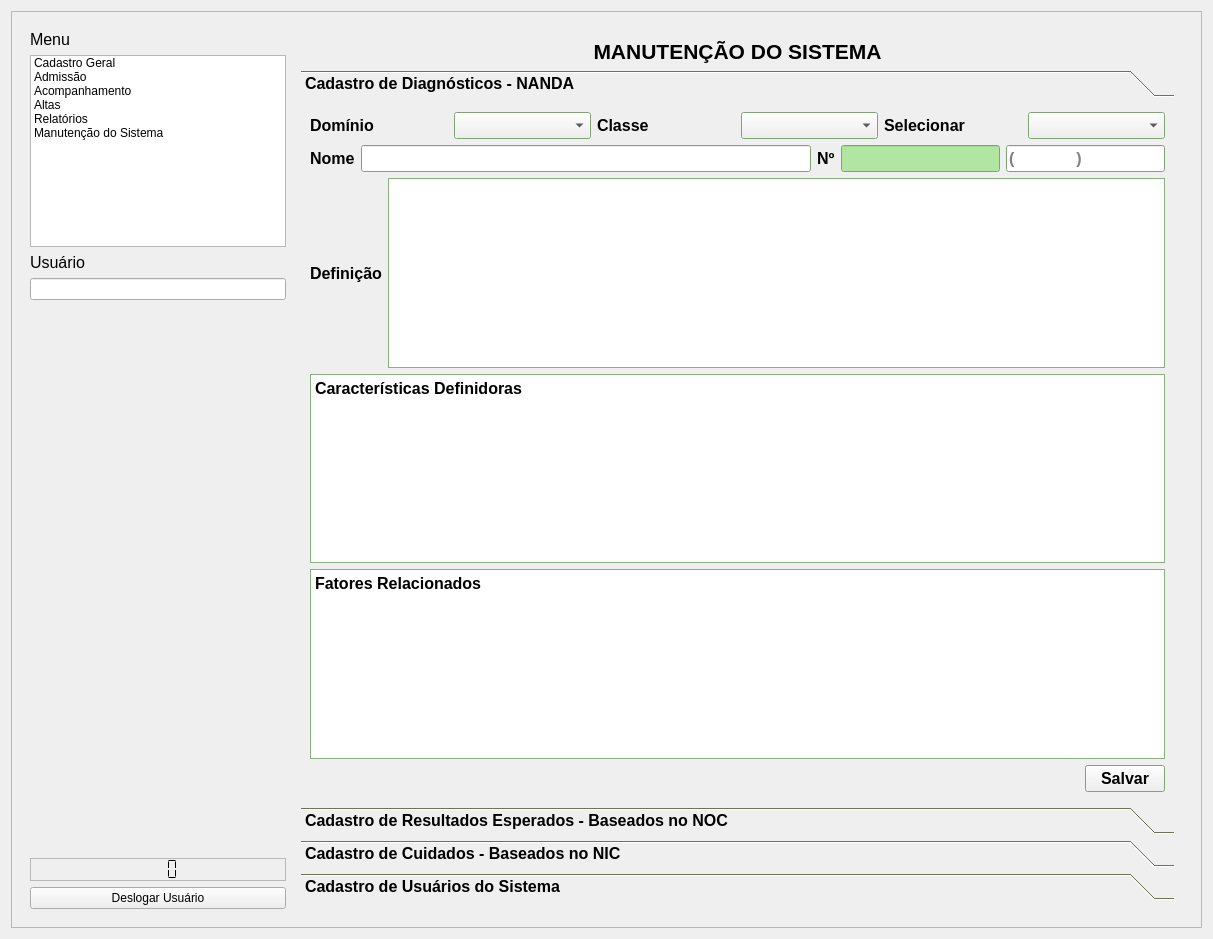
Before: the Qt Designer form GUI/PrincipalForm.ui in LCapanelli/RP3, drawn with Qt 5.
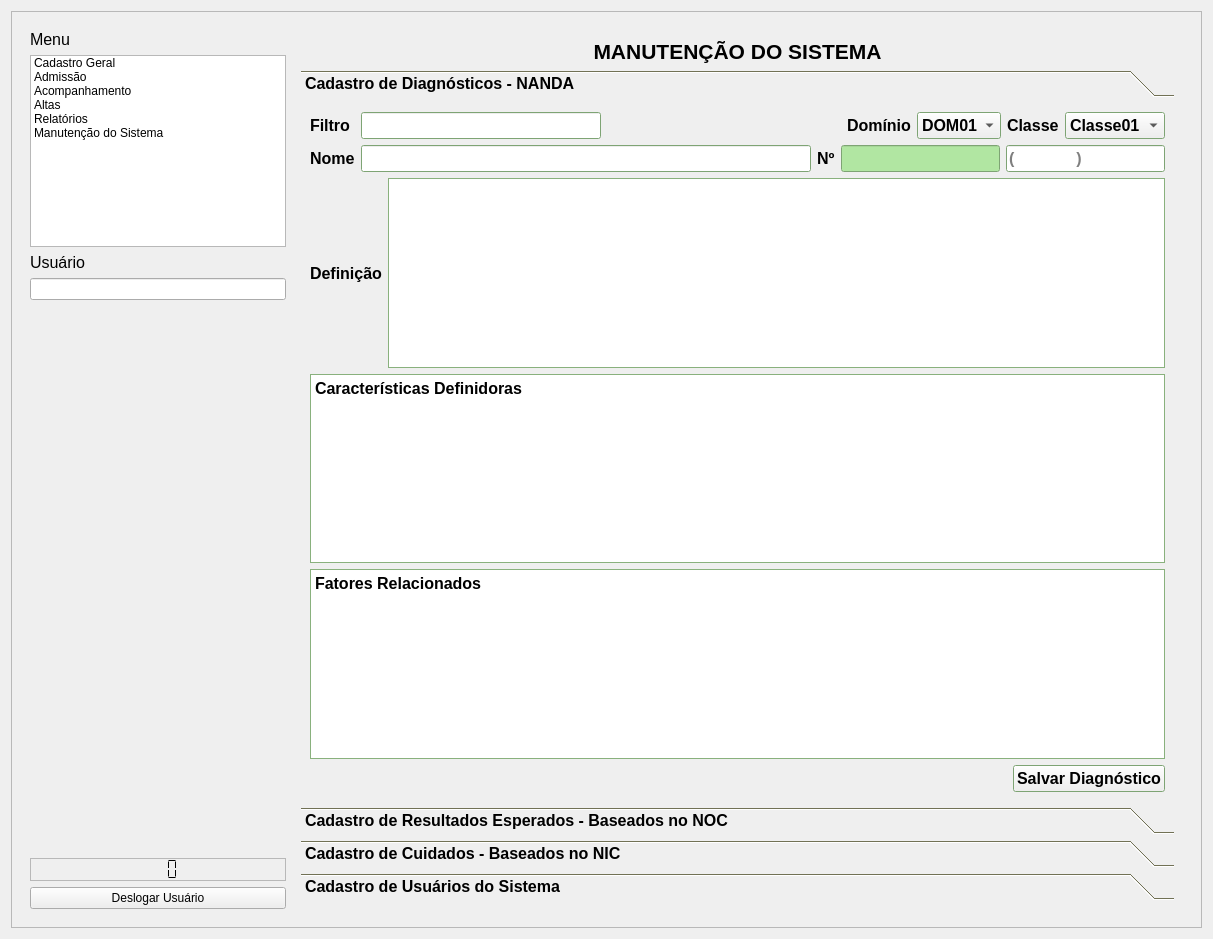
After: the same form once the commit is applied. The open tabs and pages were chosen to show the change.

Commit message: cad.Diag 001

The edit to the form file:
```diff
--- a/GUI/PrincipalForm.ui
+++ b/GUI/PrincipalForm.ui
@@ -3826,8 +3826,8 @@
                  <rect>
                   <x>0</x>
                   <y>0</y>
-                  <width>875</width>
-                  <height>701</height>
+                  <width>464</width>
+                  <height>366</height>
                  </rect>
                 </property>
                 <attribute name="label">
@@ -3836,6 +3836,29 @@
                 <layout class="QGridLayout" name="gridLayout_29">
                  <item row="0" column="0">
                   <layout class="QHBoxLayout" name="horizontalLayout_134">
+                   <item>
+                    <widget class="QLabel" name="label">
+                     <property name="text">
+                      <string>Filtro </string>
+                     </property>
+                    </widget>
+                   </item>
+                   <item>
+                    <widget class="QLineEdit" name="le_FiltroCadDiag"/>
+                   </item>
+                   <item>
+                    <spacer name="horizontalSpacer_13">
+                     <property name="orientation">
+                      <enum>Qt::Horizontal</enum>
+                     </property>
+                     <property name="sizeHint" stdset="0">
+                      <size>
+                       <width>40</width>
+                       <height>20</height>
+                      </size>
+                     </property>
+                    </spacer>
+                   </item>
                    <item>
                     <widget class="QLabel" name="label_cadastroDominio_2">
                      <property name="text">
@@ -3847,7 +3870,18 @@
                     </widget>
                    </item>
                    <item>
-                    <widget class="QComboBox" name="comboBox_17"/>
+                    <widget class="QComboBox" name="cb_Dom_Diag">
+                     <item>
+                      <property name="text">
+                       <string>DOM01</string>
+                      </property>
+                     </item>
+                     <item>
+                      <property name="text">
+                       <string>DOM02</string>
+                      </property>
+                     </item>
+                    </widget>
                    </item>
                    <item>
                     <widget class="QLabel" name="label_cadastroClasse_2">
@@ -3860,21 +3894,19 @@
                     </widget>
                    </item>
                    <item>
-                    <widget class="QComboBox" name="comboBox_18"/>
-                   </item>
-                   <item>
-                    <widget class="QLabel" name="label_selecionarDiag_2">
-                     <property name="text">
-                      <string>Selecionar</string>
-                     </property>
-                     <property name="buddy">
-                      <cstring>comboBox_16</cstring>
-                     </property>
+                    <widget class="QComboBox" name="cb_Classe_Diag">
+                     <item>
+                      <property name="text">
+                       <string>Classe01</string>
+                      </property>
+                     </item>
+                     <item>
+                      <property name="text">
+                       <string>Classe02</string>
+                      </property>
+                     </item>
                     </widget>
                    </item>
-                   <item>
-                    <widget class="QComboBox" name="comboBox_19"/>
-                   </item>
                   </layout>
                  </item>
                  <item row="1" column="0">
@@ -3997,7 +4029,7 @@
                    <item>
                     <widget class="QPushButton" name="pushButton_salvar_2">
                      <property name="text">
-                      <string>Salvar</string>
+                      <string>Salvar Diagnóstico</string>
                      </property>
                     </widget>
                    </item>
```
Left out of the diff: 20 changed lines with no effect on the pictures. The commit also changes 11 other files.
